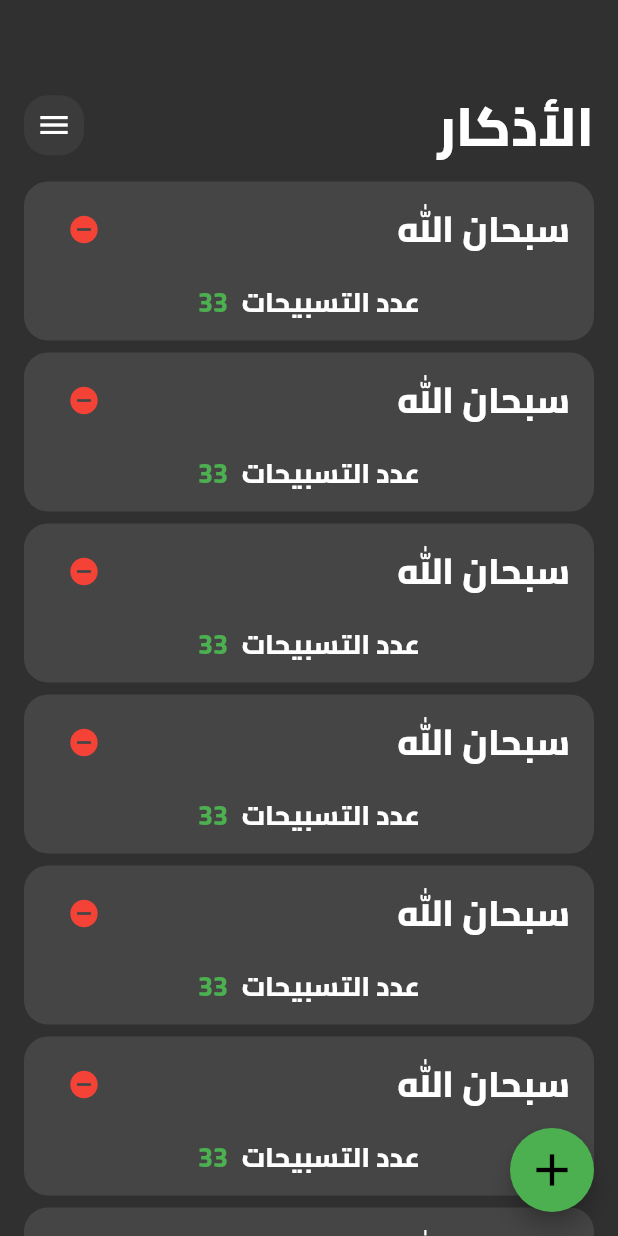
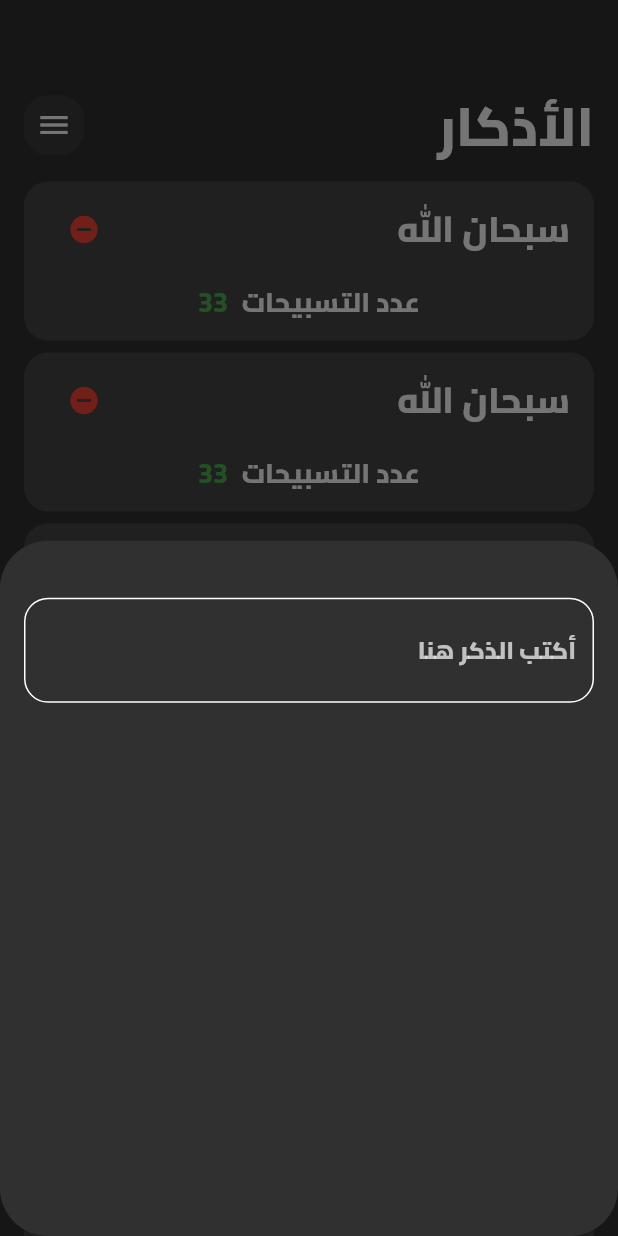
Before and after one commit to ismail-ghanem/azkar_app, a Flutter app: the screen it shows after launch, after a tap on the "add" icon, on a phone screen of 412 x 824 dp. Run offline on Flutter 3.47's test engine with Material 2 defaults, Android fonts, the phone set to English and light mode, and no system bars.

Commit message:
custom text field

```diff
--- a/lib/views/azkar_view.dart
+++ b/lib/views/azkar_view.dart
@@ -1,3 +1,4 @@
+import 'package:azkar_app/widgets/add_button_action.dart';
 import 'package:flutter/material.dart';
 
 import '../widgets/azkar_view_body.dart';
@@ -9,7 +10,15 @@ class AzkarView extends StatelessWidget {
   Widget build(BuildContext context) {
     return Scaffold(
       floatingActionButton: FloatingActionButton(
-        onPressed: () {},
+        onPressed: () {
+          showModalBottomSheet(
+              shape: RoundedRectangleBorder(
+                  borderRadius: BorderRadius.circular(32)),
+              context: context,
+              builder: (context) {
+                return const AddButtonAction();
+              });
+        },
         backgroundColor: Colors.green,
         child: const Icon(
           Icons.add,
--- /dev/null
+++ b/lib/widgets/add_button_action.dart
@@ -0,0 +1,46 @@
+import 'package:flutter/material.dart';
+
+class AddButtonAction extends StatelessWidget {
+  const AddButtonAction({super.key});
+
+  @override
+  Widget build(BuildContext context) {
+    return const Padding(
+      padding: EdgeInsets.symmetric(horizontal: 16),
+      child: Column(
+        children: [
+          SizedBox(
+            height: 38,
+          ),
+          CustomTextField(),
+        ],
+      ),
+    );
+  }
+}
+
+class CustomTextField extends StatelessWidget {
+  const CustomTextField({super.key});
+
+  @override
+  Widget build(BuildContext context) {
+    return TextField(
+      textDirection: TextDirection.rtl,
+      cursorColor: Colors.green,
+      decoration: InputDecoration(
+        hintTextDirection: TextDirection.rtl,
+        hintText: 'أكتب الذكر هنا',
+        hintStyle: const TextStyle(color: Colors.white70, fontSize: 16),
+        border: buildBorder(),
+        enabledBorder: buildBorder(),
+        focusedBorder: buildBorder(Colors.green),
+      ),
+    );
+  }
+
+  OutlineInputBorder buildBorder([color]) {
+    return OutlineInputBorder(
+        borderRadius: BorderRadius.circular(16),
+        borderSide: BorderSide(color: color ?? Colors.white));
+  }
+}
--- a/lib/widgets/remove_button_action.dart
+++ b/lib/widgets/remove_button_action.dart
@@ -6,6 +6,7 @@ class RemoveButtonAction extends StatelessWidget {
   @override
   Widget build(BuildContext context) {
     return AlertDialog(
+      shape: RoundedRectangleBorder(borderRadius: BorderRadius.circular(16)),
       title: const Text(
         'هل أنت متأكد من حذف الذكر؟',
         textAlign: TextAlign.right,
```
